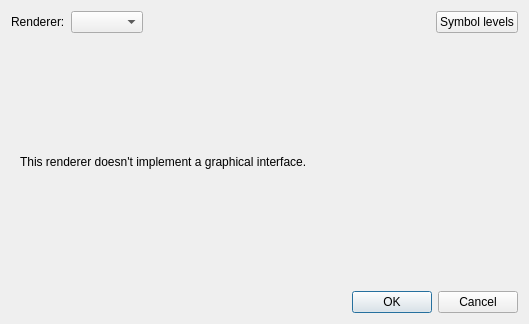
Qt form qgis/src/ui/qgsrendererv2propsdialogbase.ui (sourcepole/qgis) before a commit.
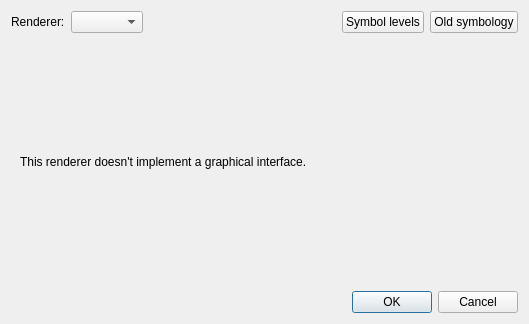
The same form after that commit.

Commit message: Vector layer properties dialog can convert layer to new/old symbology. (there's no transfer of settings between old/new symbology)

```diff
--- a/qgis/src/ui/qgsrendererv2propsdialogbase.ui
+++ b/qgis/src/ui/qgsrendererv2propsdialogbase.ui
@@ -46,6 +46,13 @@
        </property>
       </widget>
      </item>
+     <item>
+      <widget class="QPushButton" name="btnOldSymbology">
+       <property name="text">
+        <string>Old symbology</string>
+       </property>
+      </widget>
+     </item>
     </layout>
    </item>
    <item>
```
The commit also changes 5 other files.
